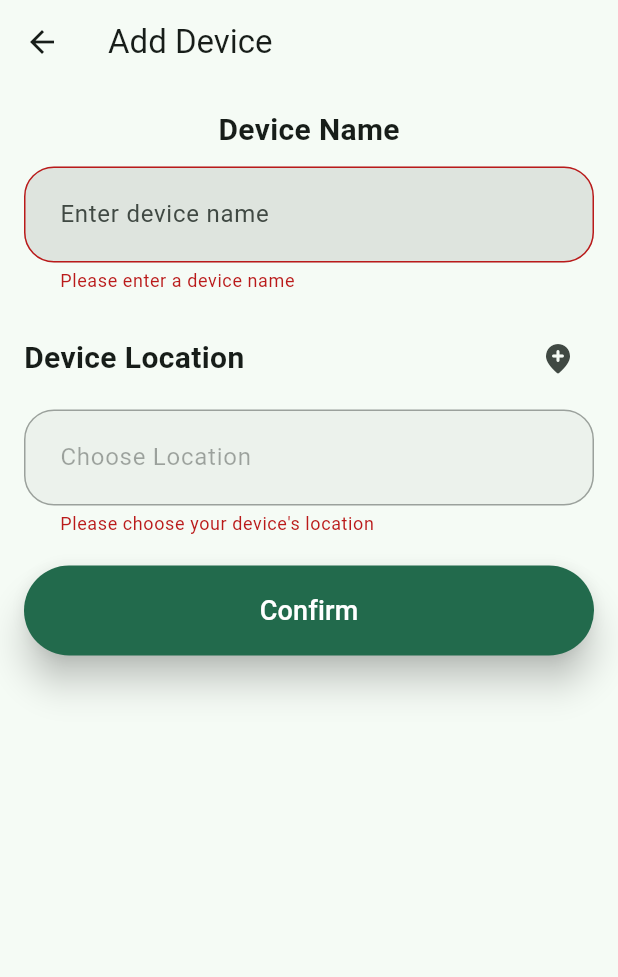
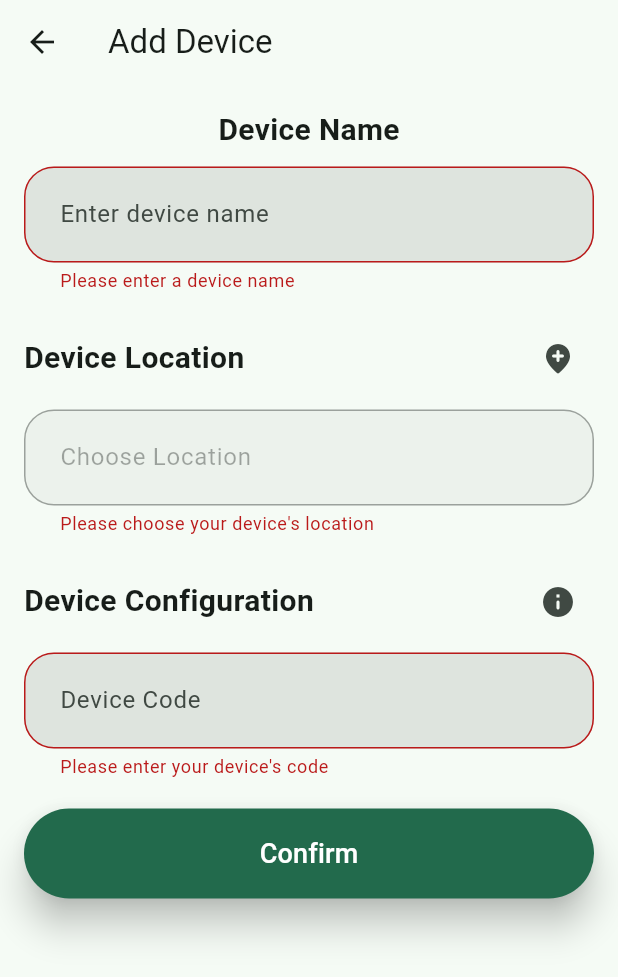
Before and after one commit to ZouheirN/CropSync, a Flutter app: the AddDeviceScreen screen opened by its route, after a tap on "Confirm", on a phone screen of 412 x 824 dp. Shown: the top 977 px of the screen. Run offline on Flutter 3.47's test engine with Material 3 defaults, Android fonts, the phone set to English and light mode, and no system bars; our stand-ins replace cached_network_image, dio, email_validator, expansion_tile_card, flutter_map, flutter_secure_storage and 18 more; missing offline and left inert: bcrypt, fancy_password_field, flutter_fgbg, flutter_map_tile_caching, very_good_infinite_list; accounts and stored records are empty; project files that could hold a hidden picture were left out.

Commit message:
device config almost complete

```diff
--- a/lib/models/user_model.dart
+++ b/lib/models/user_model.dart
@@ -36,4 +36,10 @@ class UserModel extends ChangeNotifier {
     // todo delete images
     notifyListeners();
   }
+
+  void addDevice(int id, String name) {
+    _user.devices?.add(Devices(id: id, crop: Crop(name: null), name: name));
+    userInfoBox.put('user', user);
+    notifyListeners();
+  }
 }
--- a/lib/screens/add_device_screen.dart
+++ b/lib/screens/add_device_screen.dart
@@ -1,8 +1,11 @@
+import 'package:cropsync/models/user_model.dart';
+import 'package:cropsync/services/api_service.dart';
 import 'package:cropsync/widgets/buttons.dart';
 import 'package:cropsync/widgets/textfields.dart';
 import 'package:flutter/material.dart';
 import 'package:gap/gap.dart';
 import 'package:logger/logger.dart';
+import 'package:watch_it/watch_it.dart';
 
 class AddDeviceScreen extends StatefulWidget {
   const AddDeviceScreen({super.key});
@@ -16,20 +19,44 @@ class _AddDeviceScreenState extends State<AddDeviceScreen> {
 
   final deviceNameController = TextEditingController();
   final deviceLocationController = TextEditingController();
+  final deviceCodeController = TextEditingController();
 
   bool isLoading = false;
+  Text status = Text("");
 
-  void confirm() {
+  Future<void> confirm() async {
     if (formKey.currentState!.validate()) {
       setState(() {
         isLoading = true;
       });
 
-      Logger().d('Device Name ${deviceNameController.text}');
-      Logger().d('Device Location ${deviceLocationController.text}');
+      final result = await ApiRequests.deviceConfiguration(
+        deviceCodeController.text.trim(),
+      );
+
+      if (result == ReturnTypes.fail) {
+        setState(() {
+          isLoading = false;
+          status = const Text(
+            "Configuration failed, try again",
+            style: TextStyle(color: Colors.red),
+          );
+        });
+      }
+
+      Logger().d('Device Name: ${deviceNameController.text}');
+      Logger().d('Device Location: ${deviceLocationController.text}');
+
+      // todo add device and get id
+      final id = 10;
+      di<UserModel>().addDevice(id, deviceNameController.text);
 
       setState(() {
         isLoading = false;
+        status = const Text(
+          "Configuration was successful, device added",
+          style: TextStyle(color: Colors.green),
+        );
       });
     }
   }
@@ -47,7 +74,8 @@ class _AddDeviceScreenState extends State<AddDeviceScreen> {
             const Gap(20),
             buildDeviceLocationField(),
             const Gap(20),
-            // buildDeviceWiFiConfigField(),
+            buildDeviceConfigField(),
+            const Gap(20),
             CommonButton(
               text: 'Confirm',
               textColor: Colors.white,
@@ -55,6 +83,8 @@ class _AddDeviceScreenState extends State<AddDeviceScreen> {
               isLoading: isLoading,
               onPressed: confirm,
             ),
+            const Gap(20),
+            Center(child: status),
           ],
         ),
       ),
@@ -133,25 +163,36 @@ class _AddDeviceScreenState extends State<AddDeviceScreen> {
     );
   }
 
-  Widget buildDeviceWiFiConfigField() {
+  Widget buildDeviceConfigField() {
     return Column(
+      crossAxisAlignment: CrossAxisAlignment.start,
       children: [
         Row(
           mainAxisAlignment: MainAxisAlignment.spaceBetween,
           children: [
             const Text(
-              'Device WiFi Config',
+              'Device Configuration',
               style: TextStyle(
                 fontSize: 20,
                 fontWeight: FontWeight.bold,
               ),
             ),
             IconButton(
-                onPressed: () async {
-                  Navigator.of(context).pushNamed('/add-device-config');
-                },
-                icon: const Icon(Icons.wifi_rounded))
+                onPressed: () async {}, icon: const Icon(Icons.info_rounded))
           ],
+        ),
+        const Gap(10),
+        PrimaryTextField(
+          hintText: 'Device Code',
+          textController: deviceCodeController,
+          keyboardType: TextInputType.number,
+          validator: (value) {
+            if (value == null || value.isEmpty) {
+              return 'Please enter your device\'s code';
+            }
+
+            return null;
+          },
         ),
       ],
     );
--- a/lib/screens/devices_screen.dart
+++ b/lib/screens/devices_screen.dart
@@ -18,7 +18,7 @@ class _DevicesScreenState extends State<DevicesScreen> {
 
   @override
   Widget build(BuildContext context) {
-    final devices = watchPropertyValue((UserModel m) => m.user.devices);
+    final devices = watchPropertyValue((UserModel m) => m.user.devices?.toList());
 
     return Scaffold(
       appBar: AppBar(
--- a/lib/screens/home_screen.dart
+++ b/lib/screens/home_screen.dart
@@ -28,7 +28,7 @@ class _HomeScreenState extends State<HomeScreen> {
 
   @override
   Widget build(BuildContext context) {
-    final devices = watchPropertyValue((UserModel m) => m.user.devices);
+    final devices = watchPropertyValue((UserModel m) => m.user.devices?.toList());
     final weather = watchPropertyValue((WeatherModel w) => w.weather.toList());
     final deviceCamera =
         watchPropertyValue((DeviceCameraModel dc) => dc.deviceCamera.toList());
--- a/lib/widgets/textfields.dart
+++ b/lib/widgets/textfields.dart
@@ -11,6 +11,7 @@ class PrimaryTextField extends StatefulWidget {
   final Iterable<String>? autofillHints;
   final TextInputAction? textInputAction;
   final Function()? onEditingComplete;
+  final TextInputType? keyboardType;
 
   const PrimaryTextField({
     super.key,
@@ -23,7 +24,7 @@ class PrimaryTextField extends StatefulWidget {
     this.suffixIcon,
     this.autofillHints,
     this.textInputAction,
-    this.onEditingComplete,
+    this.onEditingComplete, this.keyboardType,
   });
 
   @override
@@ -42,6 +43,7 @@ class _PrimaryTextFieldState extends State<PrimaryTextField> {
     return TextFormField(
       obscureText: widget.obscureText ?? false,
       controller: widget.textController,
+      keyboardType: widget.keyboardType,
       decoration: InputDecoration(
         contentPadding:
             const EdgeInsets.symmetric(vertical: 20, horizontal: 20),
```
Also changed, not shown: lib/screens/add_device_map_screen.dart (+5 -3 lines), lib/services/api_service.dart (+22 -0 lines).
